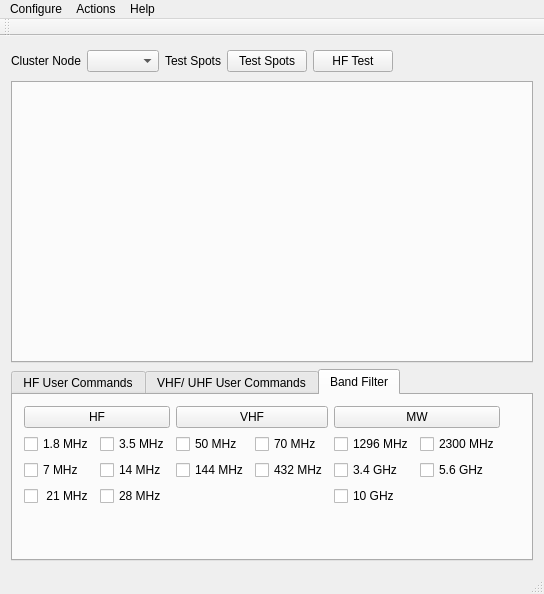
First picture: the form in mqt/MqtCluster/clustermainwindow.ui, repository Rsclub22/Minos2-Mirror, before the edit.
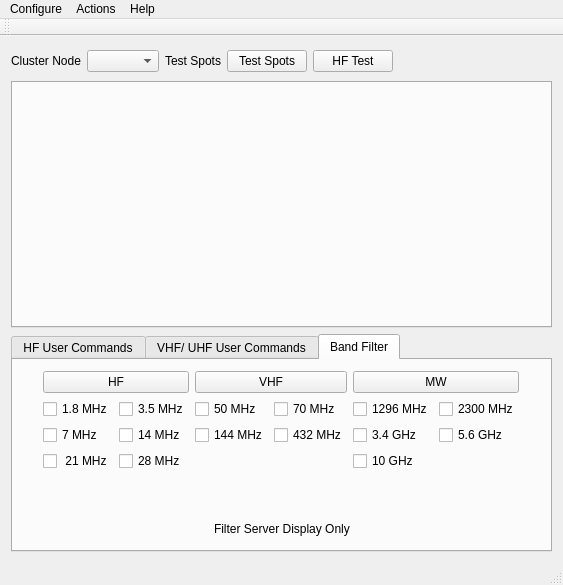
Second picture: the form after the edit. Custom widgets are drawn as their Qt base class.

Commit message: hide hf tab in cluster server and cluster client using removetab, save bandfilter settings in cluster server on close, plus add option to disable onclose save

The edit to the form file:
```diff
--- a/mqt/MqtCluster/clustermainwindow.ui
+++ b/mqt/MqtCluster/clustermainwindow.ui
@@ -6,8 +6,8 @@
    <rect>
     <x>0</x>
     <y>0</y>
-    <width>544</width>
-    <height>594</height>
+    <width>563</width>
+    <height>585</height>
    </rect>
   </property>
   <property name="windowTitle">
@@ -253,6 +253,19 @@
        <layout class="QVBoxLayout" name="verticalLayout_6">
         <item>
          <layout class="QHBoxLayout" name="horizontalLayout_10">
+          <item>
+           <spacer name="horizontalSpacer_4">
+            <property name="orientation">
+             <enum>Qt::Horizontal</enum>
+            </property>
+            <property name="sizeHint" stdset="0">
+             <size>
+              <width>40</width>
+              <height>20</height>
+             </size>
+            </property>
+           </spacer>
+          </item>
           <item>
            <layout class="QVBoxLayout" name="verticalLayout_2">
             <item>
@@ -494,6 +507,43 @@
           </item>
          </layout>
         </item>
+        <item>
+         <layout class="QHBoxLayout" name="horizontalLayout_13">
+          <item>
+           <spacer name="horizontalSpacer_5">
+            <property name="orientation">
+             <enum>Qt::Horizontal</enum>
+            </property>
+            <property name="sizeHint" stdset="0">
+             <size>
+              <width>40</width>
+              <height>20</height>
+             </size>
+            </property>
+           </spacer>
+          </item>
+          <item>
+           <widget class="QLabel" name="label_2">
+            <property name="text">
+             <string>Filter Server Display Only</string>
+            </property>
+           </widget>
+          </item>
+          <item>
+           <spacer name="horizontalSpacer_6">
+            <property name="orientation">
+             <enum>Qt::Horizontal</enum>
+            </property>
+            <property name="sizeHint" stdset="0">
+             <size>
+              <width>40</width>
+              <height>20</height>
+             </size>
+            </property>
+           </spacer>
+          </item>
+         </layout>
+        </item>
        </layout>
       </widget>
      </widget>
@@ -505,7 +555,7 @@
     <rect>
      <x>0</x>
      <y>0</y>
-     <width>544</width>
+     <width>563</width>
      <height>21</height>
     </rect>
    </property>
```
Left out of the diff: 2 changed lines with no effect on the pictures. The commit also changes 7 other files.
